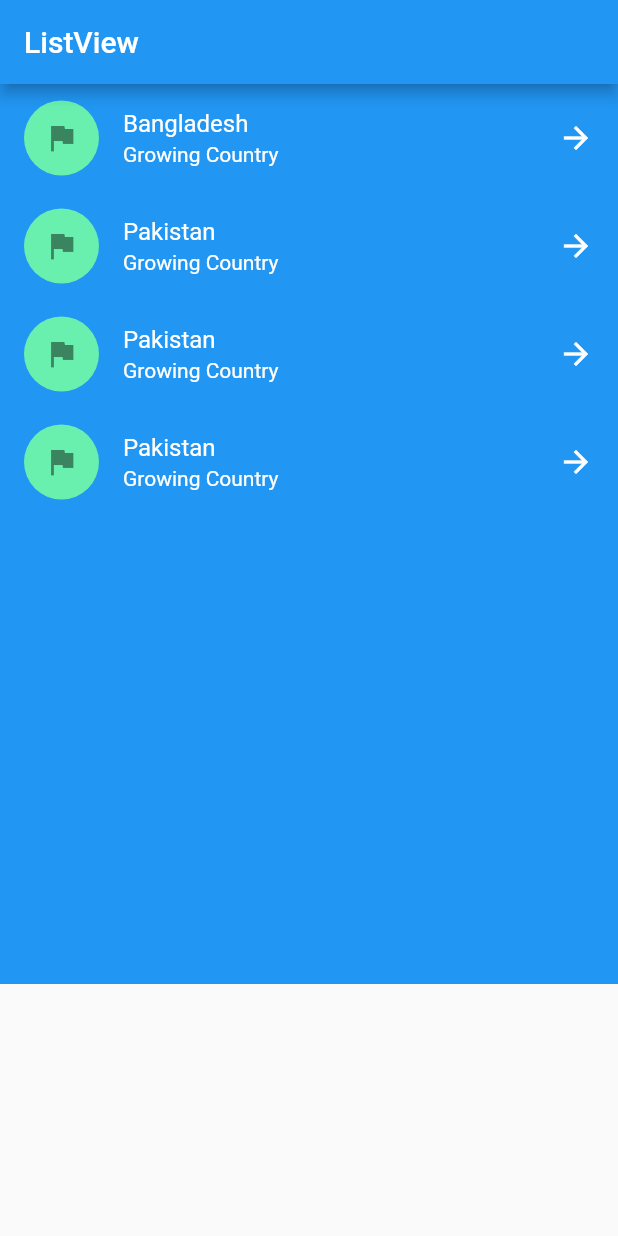
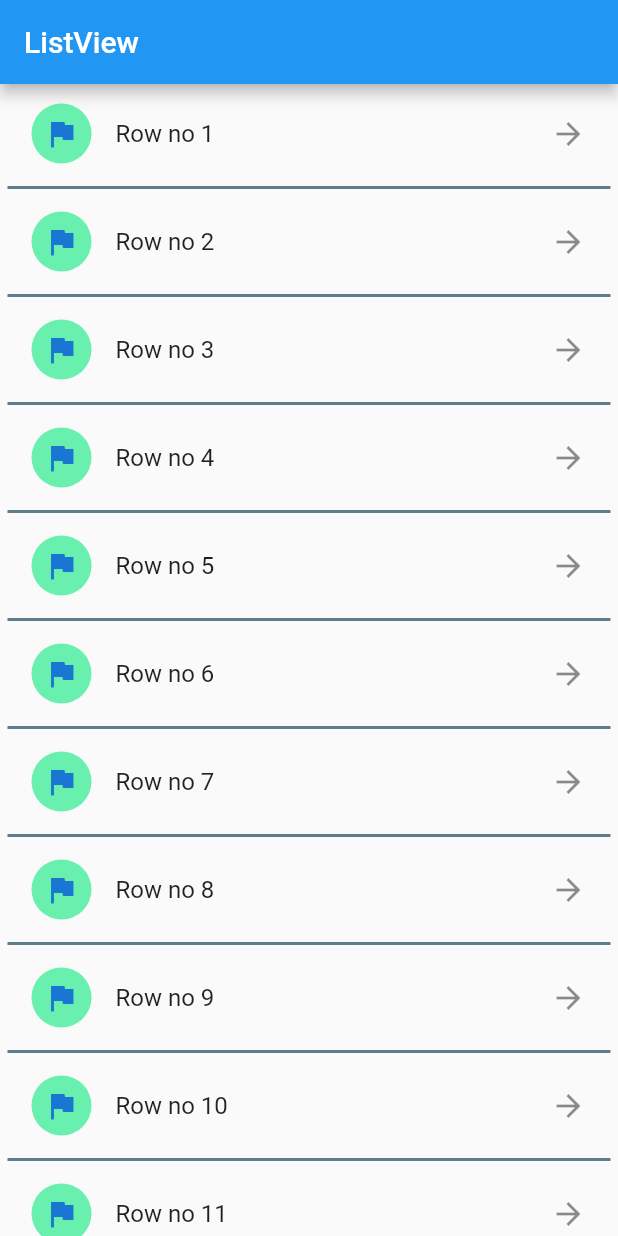
Before and after one commit to MdAbdullahAlMahmud/Dum-Flut, a Flutter app: the screen it shows after launch, on a phone screen of 412 x 824 dp. Run offline on Flutter 3.47's test engine with Material 2 defaults, Android fonts, the phone set to English and light mode, and no system bars; missing offline and left inert: dart:ffi.

Commit message:
listview builder

```diff
--- a/lib/main.dart
+++ b/lib/main.dart
@@ -1,3 +1,6 @@
+import 'dart:ffi';
+import 'dart:math';
+
 import 'package:flutter/material.dart';
 
 void main() {
@@ -22,84 +25,40 @@ class MyApp extends StatefulWidget {
 }
 
 class _MyAppState extends State<MyApp> {
+
+  List<int> items =[1,2,3,4,5,6,7,8,9,10,11,12,13,14,15,16,17,18,19,20];
   @override
   Widget build(BuildContext context) {
+    return ListView.separated(
+      scrollDirection: Axis.vertical,
+        padding: EdgeInsets.all(5.0),
+        separatorBuilder: (context, index) => Divider(color: Colors.blueGrey,
+        thickness: 2.0,),
+        itemCount:items.length,itemBuilder: (BuildContext context,int index)
+    {
       return Container(
-      height: 600.0,
-      width: double.infinity,
-      color: Colors.blue,
-      child: ListView(
-        children: [
+        width: 400.0,
+          child:
         ListTile(
-            title: Text("Bangladesh"),
-            leading: Container(
-              height: 50.0,
-              width: 50.0,
+            title: Text("Row no ${items[index]}"),
+             /*leading: Container(
+          width: 40.0,
+          height: 40.0,
           child: Icon(Icons.flag),
           decoration: BoxDecoration(
             shape: BoxShape.circle,
             color: Colors.greenAccent
           ),
+        )*/
+
+            leading: CircleAvatar(
+              backgroundColor: Colors.greenAccent,
+              child: Icon(Icons.flag),
             ),
-            trailing: Icon(Icons.arrow_forward,
-              color: Colors.white,
-            ),
-            subtitle: Text("Growing Country"),
-            textColor: Colors.white,
-          ),
-          ListTile(
-            title: Text("Pakistan"),
-            leading: Container(
-              height: 50.0,
-              width: 50.0,
-              child: Icon(Icons.flag),
-              decoration: BoxDecoration(
-                  shape: BoxShape.circle,
-                  color: Colors.greenAccent
-              ),
-            ),
-            trailing: Icon(Icons.arrow_forward,
-              color: Colors.white,
-            ),
-            subtitle: Text("Growing Country"),
-            textColor: Colors.white,
-          ),
-          ListTile(
-            title: Text("Pakistan"),
-            leading: Container(
-              height: 50.0,
-              width: 50.0,
-              child: Icon(Icons.flag),
-              decoration: BoxDecoration(
-                  shape: BoxShape.circle,
-                  color: Colors.greenAccent
-              ),
-            ),
-            trailing: Icon(Icons.arrow_forward,
-              color: Colors.white,
-            ),
-            subtitle: Text("Growing Country"),
-            textColor: Colors.white,
-          ),
-          ListTile(
-            title: Text("Pakistan"),
-            leading: Container(
-              height: 50.0,
-              width: 50.0,
-              child: Icon(Icons.flag),
-              decoration: BoxDecoration(
-                  shape: BoxShape.circle,
-                  color: Colors.greenAccent
-              ),
-            ),
-            trailing: Icon(Icons.arrow_forward,
-              color: Colors.white,
-            ),
-            subtitle: Text("Growing Country"),
-            textColor: Colors.white,
-          )
-        ],
+            trailing: Icon(Icons.arrow_forward),
           ),
       );
     }
+    );
   }
+}
```
Lines whose indentation alone changed are shown as unchanged.
